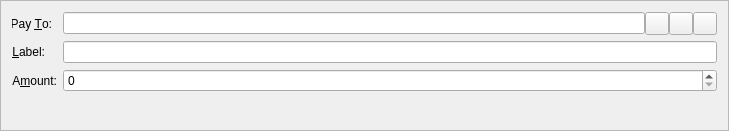
Before: the Qt Designer form src/qt/forms/sendcoinsentry.ui in wurstgelee/triangles, drawn with Qt 5.
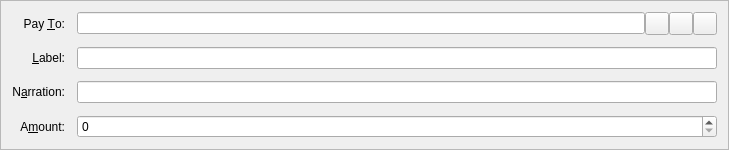
After: the same form once the commit is applied. Icons and pictures are not drawn. Custom widgets are drawn as their Qt base class.

```diff
--- a/src/qt/forms/sendcoinsentry.ui
+++ b/src/qt/forms/sendcoinsentry.ui
@@ -7,7 +7,7 @@
     <x>0</x>
     <y>0</y>
     <width>729</width>
-    <height>131</height>
+    <height>142</height>
    </rect>
   </property>
   <property name="windowTitle">
@@ -19,11 +19,24 @@
   <property name="frameShadow">
    <enum>QFrame::Sunken</enum>
   </property>
-  <layout class="QFormLayout" name="formLayout">
-   <property name="fieldGrowthPolicy">
-    <enum>QFormLayout::AllNonFixedFieldsGrow</enum>
+  <layout class="QGridLayout" name="gridLayout">
+   <property name="spacing">
+    <number>12</number>
    </property>
-   <item row="0" column="0">
+   <item row="6" column="0">
+    <widget class="QLabel" name="label">
+     <property name="text">
+      <string>A&amp;mount:</string>
+     </property>
+     <property name="alignment">
+      <set>Qt::AlignRight|Qt::AlignTrailing|Qt::AlignVCenter</set>
+     </property>
+     <property name="buddy">
+      <cstring>payAmount</cstring>
+     </property>
+    </widget>
+   </item>
+   <item row="3" column="0">
     <widget class="QLabel" name="label_2">
      <property name="text">
       <string>Pay &amp;To:</string>
@@ -36,7 +49,63 @@
      </property>
     </widget>
    </item>
-   <item row="0" column="1">
+   <item row="6" column="1">
+    <widget class="TrianglesAmountField" name="payAmount"/>
+   </item>
+   <item row="4" column="1">
+    <layout class="QHBoxLayout" name="horizontalLayout_2">
+     <property name="spacing">
+      <number>0</number>
+     </property>
+     <item>
+      <widget class="QValidatedLineEdit" name="addAsLabel">
+       <property name="enabled">
+        <bool>true</bool>
+       </property>
+       <property name="toolTip">
+        <string>Enter a label for this address to add it to your address book</string>
+       </property>
+      </widget>
+     </item>
+    </layout>
+   </item>
+   <item row="5" column="0">
+    <widget class="QLabel" name="label_3">
+     <property name="text">
+      <string>N&amp;arration:</string>
+     </property>
+     <property name="alignment">
+      <set>Qt::AlignRight|Qt::AlignTrailing|Qt::AlignVCenter</set>
+     </property>
+     <property name="buddy">
+      <cstring>narration</cstring>
+     </property>
+    </widget>
+   </item>
+   <item row="5" column="1">
+    <widget class="QValidatedLineEdit" name="narration">
+     <property name="enabled">
+      <bool>true</bool>
+     </property>
+     <property name="toolTip">
+      <string>Enter a short note to send with payment (max 24 characters)</string>
+     </property>
+    </widget>
+   </item>
+   <item row="4" column="0">
+    <widget class="QLabel" name="label_4">
+     <property name="text">
+      <string>&amp;Label:</string>
+     </property>
+     <property name="alignment">
+      <set>Qt::AlignRight|Qt::AlignTrailing|Qt::AlignVCenter</set>
+     </property>
+     <property name="buddy">
+      <cstring>addAsLabel</cstring>
+     </property>
+    </widget>
+   </item>
+   <item row="3" column="1">
     <layout class="QHBoxLayout" name="payToLayout">
      <property name="spacing">
       <number>0</number>
@@ -44,7 +113,7 @@
      <item>
       <widget class="QValidatedLineEdit" name="payTo">
        <property name="toolTip">
-        <string>The address to send the payment to  (e.g. 4Zo1ga6xuKuQ7JV7M9rGDoxdbYwV5zgQJ5)</string>
+        <string>The address to send the payment to  (e.g. TXc7mPCNFFpinDonuSH5PNVY9S8nBcvGQm)</string>
        </property>
        <property name="maxLength">
         <number>34</number>
@@ -60,7 +129,7 @@
         <string/>
        </property>
        <property name="icon">
-        <iconset resource="../bitcoin.qrc">
+        <iconset resource="../triangles.qrc">
          <normaloff>:/icons/address-book</normaloff>:/icons/address-book</iconset>
        </property>
        <property name="shortcut">
@@ -77,7 +146,7 @@
         <string/>
        </property>
        <property name="icon">
-        <iconset resource="../bitcoin.qrc">
+        <iconset resource="../triangles.qrc">
          <normaloff>:/icons/editpaste</normaloff>:/icons/editpaste</iconset>
        </property>
        <property name="shortcut">
@@ -94,66 +163,20 @@
         <string/>
        </property>
        <property name="icon">
-        <iconset resource="../bitcoin.qrc">
+        <iconset resource="../triangles.qrc">
          <normaloff>:/icons/remove</normaloff>:/icons/remove</iconset>
        </property>
       </widget>
      </item>
     </layout>
    </item>
-   <item row="1" column="0">
-    <widget class="QLabel" name="label_4">
-     <property name="text">
-      <string>&amp;Label:</string>
-     </property>
-     <property name="alignment">
-      <set>Qt::AlignRight|Qt::AlignTrailing|Qt::AlignVCenter</set>
-     </property>
-     <property name="buddy">
-      <cstring>addAsLabel</cstring>
-     </property>
-    </widget>
-   </item>
-   <item row="1" column="1">
-    <layout class="QHBoxLayout" name="horizontalLayout_2">
-     <property name="spacing">
-      <number>0</number>
-     </property>
-     <item>
-      <widget class="QValidatedLineEdit" name="addAsLabel">
-       <property name="enabled">
-        <bool>true</bool>
-       </property>
-       <property name="toolTip">
-        <string>Enter a label for this address to add it to your address book</string>
-       </property>
-      </widget>
-     </item>
-    </layout>
-   </item>
-   <item row="2" column="0">
-    <widget class="QLabel" name="label">
-     <property name="text">
-      <string>A&amp;mount:</string>
-     </property>
-     <property name="alignment">
-      <set>Qt::AlignRight|Qt::AlignTrailing|Qt::AlignVCenter</set>
-     </property>
-     <property name="buddy">
-      <cstring>payAmount</cstring>
-     </property>
-    </widget>
-   </item>
-   <item row="2" column="1">
-    <widget class="BitcoinAmountField" name="payAmount"/>
-   </item>
   </layout>
  </widget>
  <customwidgets>
   <customwidget>
-   <class>BitcoinAmountField</class>
+   <class>TrianglesAmountField</class>
    <extends>QSpinBox</extends>
-   <header>bitcoinamountfield.h</header>
+   <header>trianglesamountfield.h</header>
    <container>1</container>
   </customwidget>
   <customwidget>
@@ -163,7 +186,7 @@
   </customwidget>
  </customwidgets>
  <resources>
-  <include location="../bitcoin.qrc"/>
+  <include location="../triangles.qrc"/>
  </resources>
  <connections/>
 </ui>
```
